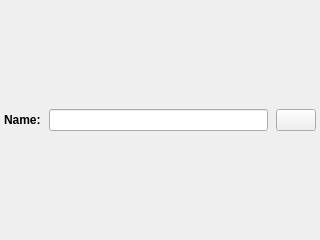
Old version of the form src/plugins/organisation/CellMLModelRepository/src/cellmlmodelrepositorywindow.ui in the repository opencor/opencor.
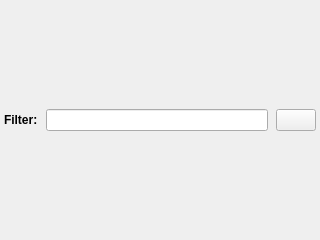
New version of the form. Icons and pictures are not drawn.

Patch:
```diff
--- a/src/plugins/organisation/CellMLModelRepository/src/cellmlmodelrepositorywindow.ui
+++ b/src/plugins/organisation/CellMLModelRepository/src/cellmlmodelrepositorywindow.ui
@@ -38,7 +38,7 @@
          </font>
         </property>
         <property name="text">
-         <string>Name:</string>
+         <string>Filter:</string>
         </property>
        </widget>
       </item>
```
Left out of the diff: 4 changed lines with no effect on the pictures.
